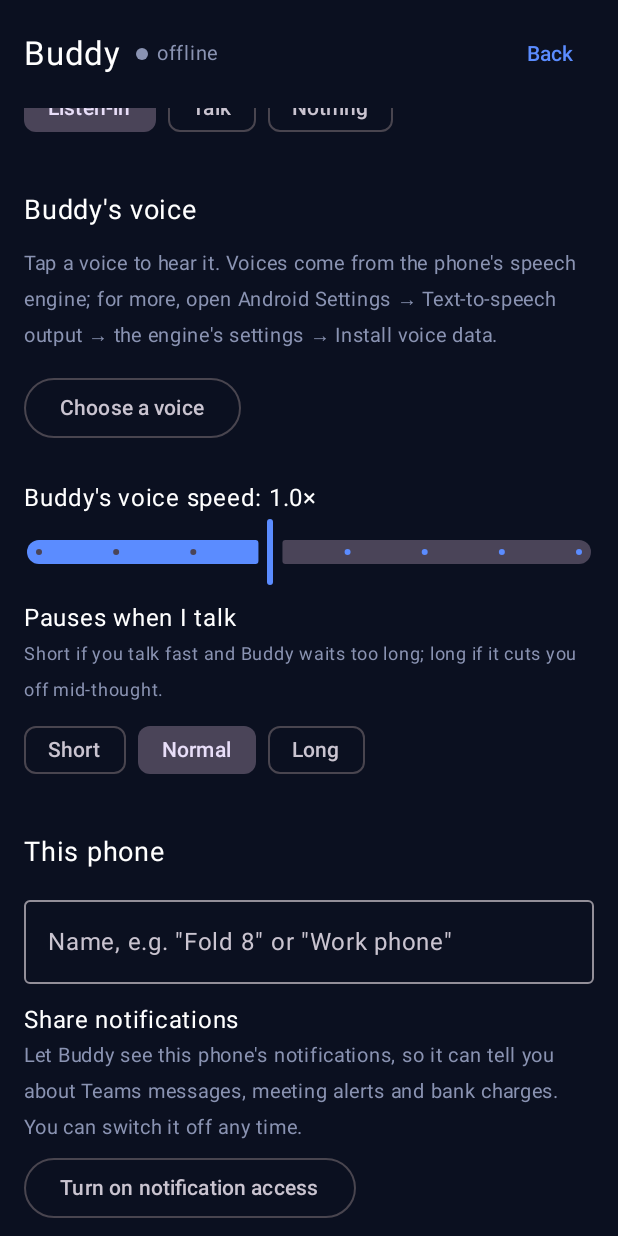
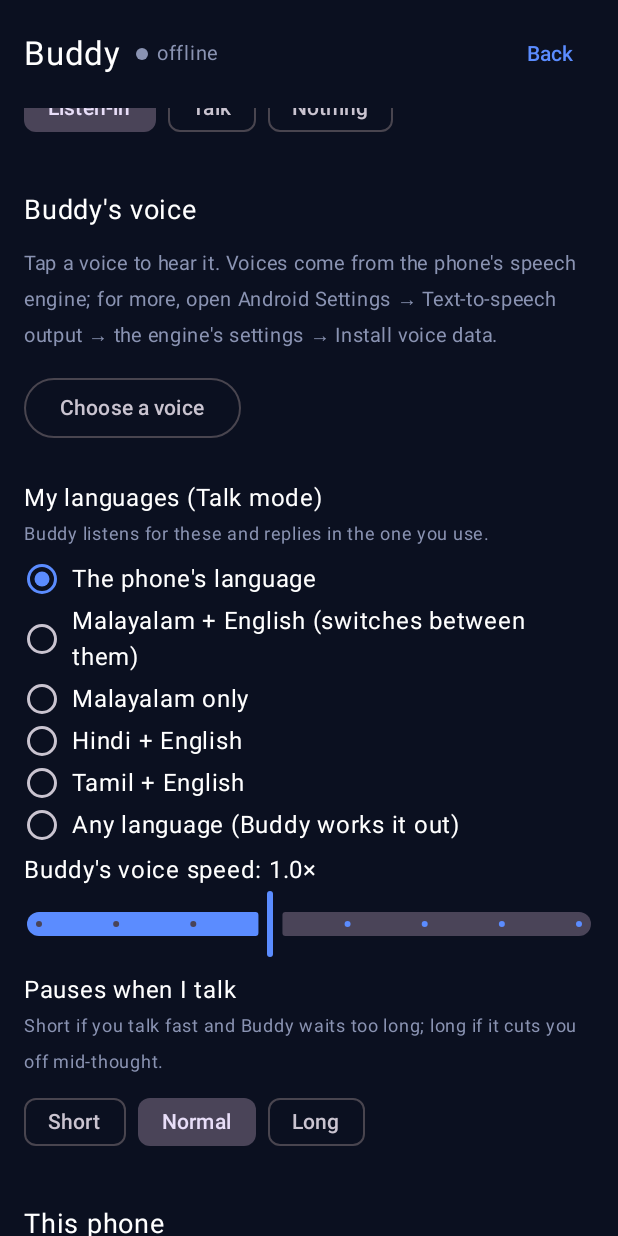
Before and after one commit to aneesh304810/BuddyAgent, an Android app built with Jetpack Compose: the screen it shows after launch (MainActivity), scrolled down 1052 dp, on a phone screen of 412 x 824 dp. Run offline under Robolectric (Android 15) with nearby library versions, the phone set to English and light mode, and no system bars.

Commit message:
Talk to Buddy in Malayalam and English
- App: 'My languages' setting (Malayalam + English, Malayalam only, Hindi +
  English, Tamil + English, any language): the recogniser detects and
  follows switches between the chosen languages (Android 14+).
- Buddy's voice switches per sentence by script (Malayalam, Hindi, Tamil,
  Telugu, Kannada, Bengali, Gujarati), with a note on installing a missing
  voice.
- Replies come in the language used, in its script; Manglish is
  understood. Whisper detects the language each time and is told to expect
  the chosen languages mixed.
- The English tutor reviews only English (code-mixing isn't a mistake).

Co-Authored-By: Claude Opus 5.5 <noreply@anthropic.com>
Claude-Session: https://claude.ai/code/session_01DnFagHi8HJqWNMeGDgkpE2

```diff
--- a/android/app/src/main/java/app/buddy/BuddyPrefs.kt
+++ b/android/app/src/main/java/app/buddy/BuddyPrefs.kt
@@ -74,6 +74,11 @@ class BuddyPrefs(context: Context) {
         get() = prefs.getString("voiceName", "") ?: ""
         set(value) = prefs.edit().putString("voiceName", value).apply()
 
+    /** The language(s) you talk to Buddy in: a tag ("en-US"), or "auto:ml-IN,en-IN" to switch between them. */
+    var talkLanguage: String
+        get() = prefs.getString("talkLanguage", "") ?: ""
+        set(value) = prefs.edit().putString("talkLanguage", value).apply()
+
     /** How fast Buddy speaks: 0.7 (slow) to 1.4 (fast); 1.0 is normal. */
     var voiceRate: Float
         get() = prefs.getFloat("voiceRate", 1.0f)
--- a/android/app/src/main/java/app/buddy/MainActivity.kt
+++ b/android/app/src/main/java/app/buddy/MainActivity.kt
@@ -821,12 +821,37 @@ private fun SettingsPanel(
 
 
 /** Pick Buddy's voice: tap one to hear it. The list is this phone's English voices. */
+private val TALK_LANGUAGES = listOf(
+    "" to "The phone's language",
+    "auto:ml-IN,en-IN" to "Malayalam + English (switches between them)",
+    "ml-IN" to "Malayalam only",
+    "auto:hi-IN,en-IN" to "Hindi + English",
+    "auto:ta-IN,en-IN" to "Tamil + English",
+    "auto" to "Any language (Buddy works it out)",
+)
+
 /** Voice speed, and how long a pause means you've finished (fast talkers: short). */
 @Composable
 private fun SpeechTuning(prefs: BuddyPrefs) {
     var rate by remember { mutableStateOf(prefs.voiceRate) }
     var pauses by remember { mutableStateOf(prefs.pauses) }
+    var talkLanguage by remember { mutableStateOf(prefs.talkLanguage) }
     Column(Modifier.fillMaxWidth().padding(top = 12.dp)) {
+        Text("My languages (Talk mode)", color = Color.White)
+        Text("Buddy listens for these and replies in the one you use.", color = Muted, fontSize = 12.sp)
+        Column(Modifier.padding(vertical = 4.dp)) {
+            TALK_LANGUAGES.forEach { (value, label) ->
+                Row(verticalAlignment = Alignment.CenterVertically,
+                    modifier = Modifier.fillMaxWidth().clickable {
+                        talkLanguage = value
+                        prefs.talkLanguage = value
+                        BuddyService.instance?.let { if (BuddyState.ui.value.listening) it.startListening(BuddyState.ui.value.mode) }
+                    }.padding(vertical = 2.dp)) {
+                    RadioButton(selected = talkLanguage == value, onClick = null)
+                    Text(label, color = Color.White, modifier = Modifier.padding(start = 8.dp))
+                }
+            }
+        }
         Text("Buddy's voice speed: ${String.format(java.util.Locale.US, "%.1f", rate)}×", color = Color.White)
         Slider(value = rate, onValueChange = { rate = it }, valueRange = 0.7f..1.4f, steps = 6,
             onValueChangeFinished = {
```
Also changed, not shown: android/app/src/main/java/app/buddy/BuddyService.kt (+6 -2 lines), android/app/src/main/java/app/buddy/Voice.kt (+43 -4 lines), 6 other files.
